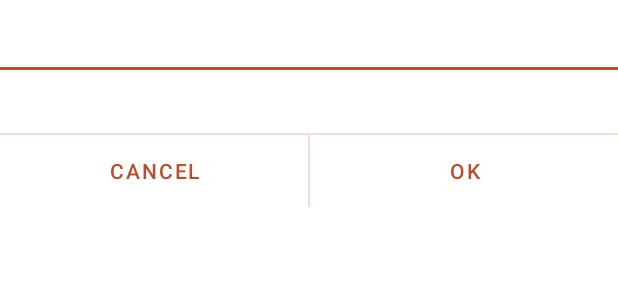
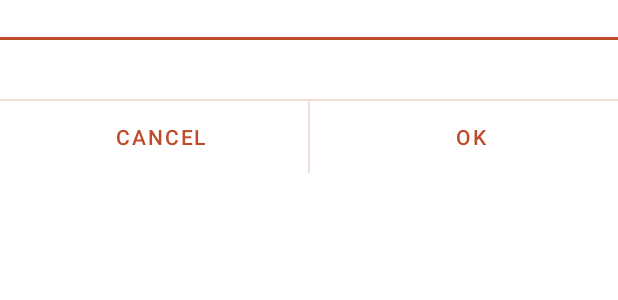
Before and after one commit to rhodul/secretbox, an Android app: the layout alert_dialog_yes_no.xml on its own in the app's theme, with its tools: preview values and no code run, on a phone screen of 412 x 824 dp. Shown: the top 300 px of the screen. Run offline under Robolectric (Android 15) with nearby library versions, the phone set to English and light mode, and no system bars.

Commit message:
Rewritten theming to new way

```diff
--- a/source/app/src/main/java/com/gnugu/secretbox/MainActivity.java
+++ b/source/app/src/main/java/com/gnugu/secretbox/MainActivity.java
@@ -17,7 +17,7 @@ import android.view.MenuItem;
 import android.view.View;
 import android.view.Window; // For Window.FEATURE_NO_TITLE
 import android.widget.Toast;
-
+// Removed: import androidx.core.content.ContextCompat;
 
 public class MainActivity extends AppCompatActivity
         implements NavigationDrawerFragment.NavigationDrawerCallbacks,
@@ -76,6 +76,7 @@ public class MainActivity extends AppCompatActivity
             getSupportActionBar().setIcon(R.drawable.ic_action_sbox);
             Log.d(TAG, "SupportActionBar icon set");
         }
+        // === DIAGNOSTIC CODE REMOVED ===
 
         mNavigationDrawerFragment = (NavigationDrawerFragment)
                 getSupportFragmentManager().findFragmentById(R.id.navigation_drawer);
--- a/source/app/src/main/res/layout/activity_edit.xml
+++ b/source/app/src/main/res/layout/activity_edit.xml
@@ -6,7 +6,7 @@
 
     <EditText android:id="@+id/text"
         android:layout_width="match_parent"
-        android:layout_height="wrap_content"
-        style="@style/SecretBox.TextAppearance.Title" />
+        android:layout_height="wrap_content" />
+        <!-- style="@style/SecretBox.TextAppearance.Title" Removed -->
 
 </LinearLayout>
--- a/source/app/src/main/res/layout/activity_main.xml
+++ b/source/app/src/main/res/layout/activity_main.xml
@@ -16,12 +16,14 @@
         <com.google.android.material.appbar.AppBarLayout
             android:layout_width="match_parent"
             android:layout_height="wrap_content">
+            <!-- android:theme and android:background attributes removed -->
 
             <androidx.appcompat.widget.Toolbar
                 android:id="@+id/toolbar"
                 android:layout_width="match_parent"
                 android:layout_height="?attr/actionBarSize"
                 android:background="?attr/colorPrimary" />
+                <!-- app:popupTheme, app:navigationIconTint, and android:theme attributes removed -->
 
         </com.google.android.material.appbar.AppBarLayout>
 
--- a/source/app/src/main/res/layout/alert_dialog.xml
+++ b/source/app/src/main/res/layout/alert_dialog.xml
@@ -23,7 +23,7 @@
         android:layout_height="wrap_content"
         android:layout_gravity="center_horizontal"
         android:layout_margin="0dp"
-        style="@style/SecretBox.AlertDialog.Button"
+        style="@style/AppTheme.AlertDialog.Button"
         android:text="@android:string/ok"
         />
 
--- a/source/app/src/main/res/layout/alert_dialog_yes_no.xml
+++ b/source/app/src/main/res/layout/alert_dialog_yes_no.xml
@@ -11,7 +11,7 @@
         android:layout_width="match_parent"
         android:layout_height="wrap_content"
         android:gravity="center_horizontal"
-        style="@style/SecretBox.AlertDialog.Title" />
+        style="@style/AppTheme.AlertDialog.TitleText" />
 
     <View android:layout_height="2dp"
         android:layout_width="match_parent"
@@ -37,7 +37,7 @@
             android:id="@+id/cancel"
             android:layout_width="match_parent"
             android:layout_height="wrap_content"
-            style="@style/SecretBox.AlertDialog.Button"
+            style="@style/AppTheme.AlertDialog.Button"
             android:text="@android:string/no"
             android:layout_weight="1" />
 
@@ -49,7 +49,7 @@
             android:id="@+id/ok"
             android:layout_width="match_parent"
             android:layout_height="wrap_content"
-            style="@style/SecretBox.AlertDialog.Button"
+            style="@style/AppTheme.AlertDialog.Button"
             android:text="@android:string/yes"
             android:layout_weight="1" />
     </LinearLayout>
--- a/source/app/src/main/res/layout/fragment_navigation_drawer.xml
+++ b/source/app/src/main/res/layout/fragment_navigation_drawer.xml
@@ -22,11 +22,11 @@
             android:layout_width="match_parent"
             android:layout_height="wrap_content"
             android:hint="@string/compartmentNameHint"
-            style="@style/SecretBox.TextAppearance.Title"
             android:singleLine="true"
             android:ellipsize="end"
             android:layout_margin="0dp"
             android:layout_weight="1" />
+            <!-- style="@style/SecretBox.TextAppearance.Title" Removed -->
 
         <ImageButton
             android:id="@+id/add"
--- a/source/app/src/main/res/layout/fragment_nothing_here.xml
+++ b/source/app/src/main/res/layout/fragment_nothing_here.xml
@@ -20,6 +20,7 @@
         android:layout_height="wrap_content"
         android:gravity="center_horizontal"
         android:text="@string/nothing_here"
-        style="@style/SecretBox.TextAppearance.Title.Grey" />
+        android:textAppearance="?attr/textAppearanceHeadline5"
+        android:textColor="@color/grey_transparent" />
 
 </LinearLayout>
--- a/source/app/src/main/res/layout/fragment_secret_editor.xml
+++ b/source/app/src/main/res/layout/fragment_secret_editor.xml
@@ -20,7 +20,7 @@
             android:layout_height="wrap_content"
             android:singleLine="true"
             android:linksClickable="true"
-            style="@style/SecretBox.TextAppearance.Title"
+            android:textAppearance="?attr/textAppearanceHeadline6"
             android:textIsSelectable="true" />
 
         <ScrollView
@@ -59,7 +59,6 @@
             android:singleLine="true"
             android:autoText="true"
             android:capitalize="sentences"
-            style="@style/SecretBox.TextAppearance.Title"
             android:linksClickable="true"
             android:selectAllOnFocus="false"
             android:hint="@string/secretTitleHint" />
--- a/source/app/src/main/res/layout/list_item.xml
+++ b/source/app/src/main/res/layout/list_item.xml
@@ -11,7 +11,7 @@
         android:layout_width="match_parent"
         android:layout_height="wrap_content"
         android:singleLine="true"
-        style="@style/SecretBox.TextAppearance.Title"
+        android:textAppearance="?attr/textAppearanceSubtitle1"
         android:ellipsize="marquee"
         android:gravity="center_vertical|left" />
 
@@ -19,10 +19,9 @@
         android:id="@+id/line2"
         android:layout_width="match_parent"
         android:layout_height="wrap_content"
-        android:textAppearance="?android:attr/textAppearanceSmall"
+        android:textAppearance="?attr/textAppearanceCaption"
         android:ellipsize="marquee"
         android:singleLine="true"
-        style="@style/SecretBox.TextAppearance.Small"
         android:textStyle="italic" />
 
 </LinearLayout>
--- a/source/app/src/main/res/layout/list_item_simple.xml
+++ b/source/app/src/main/res/layout/list_item_simple.xml
@@ -11,7 +11,7 @@
         android:layout_width="match_parent"
         android:layout_height="wrap_content"
         android:singleLine="true"
-        style="@style/SecretBox.TextAppearance.Title"
+        android:textAppearance="?attr/textAppearanceSubtitle1"
         android:ellipsize="marquee"
         android:gravity="center_vertical|left" />
 </LinearLayout>
--- a/source/app/src/main/res/values-v11/styles_apptheme.xml
+++ /dev/null
@@ -1,20 +0,0 @@
-<?xml version="1.0" encoding="utf-8"?>
-
-<!-- Generated with http://android-holo-colors.com -->
-<resources xmlns:android="http://schemas.android.com/apk/res/android">
-
-  <style name="ButtonAppTheme" parent="android:Widget.Holo.Light.Button">
-	  <item name="android:background">@drawable/apptheme_btn_default_holo_light</item>
-      <item name="android:textColor">#ffffff</item>
-  </style>
-
-  <style name="ImageButtonAppTheme" parent="android:Widget.Holo.Light.ImageButton">
-	  <item name="android:background">@drawable/apptheme_btn_default_holo_light</item>
-  </style>
-
-  <style name="ProgressBarAppTheme" parent="android:Widget.Holo.Light.ProgressBar.Horizontal">
-      <item name="android:progressDrawable">@drawable/apptheme_progress_horizontal_holo_light</item>
-      <item name="android:indeterminateDrawable">@drawable/apptheme_progress_indeterminate_horizontal_holo_light</item>
-  </style>
-
-</resources>
--- a/source/app/src/main/res/values-v11/themes_apptheme.xml
+++ /dev/null
@@ -1,42 +0,0 @@
-<?xml version="1.0" encoding="utf-8"?>
-
-<!-- Generated with http://android-holo-colors.com -->
-<resources xmlns:android="http://schemas.android.com/apk/res/android">
-
-    <style name="AppTheme" parent="@style/_AppTheme" />
-
-    <style name="_AppTheme" parent="Theme.AppCompat.Light.DarkActionBar">
-        <item name="android:actionBarStyle">@style/SecretBox.ActionBar</item>
-        <item name="android:actionBarTabStyle">@style/TabAppTheme</item>
-        <item name="android:actionBarTabBarStyle">@style/TabBarAppTheme</item>
-        <item name="android:actionBarTabTextStyle">@style/TabTextAppTheme</item>
-        <item name="android:editTextStyle">@style/EditTextAppTheme</item>
-        <item name="android:textViewStyle">@style/SecretBox.TextAppearance</item>
-
-        <item name="android:editTextBackground">@drawable/apptheme_edit_text_holo_light</item>
-
-        <item name="android:textColorHighlight">#99be4c2a</item>
-        <item name="android:textSelectHandleLeft">@drawable/apptheme_text_select_handle_left</item>
-        <item name="android:textSelectHandleRight">@drawable/apptheme_text_select_handle_right
-        </item>
-        <item name="android:textSelectHandle">@drawable/apptheme_text_select_handle_middle</item>
-
-        <item name="android:buttonStyle">@style/ButtonAppTheme</item>
-
-        <item name="android:imageButtonStyle">@style/ImageButtonAppTheme</item>
-
-        <item name="android:progressBarStyleHorizontal">@style/ProgressBarAppTheme</item>
-
-        <item name="android:listChoiceBackgroundIndicator">
-            @drawable/apptheme_list_selector_holo_light
-        </item>
-
-        <item name="android:activatedBackgroundIndicator">
-            @drawable/apptheme_activated_background_holo_light
-        </item>
-
-        <item name="android:fastScrollThumbDrawable">@drawable/apptheme_fastscroll_thumb_holo</item>
-
-    </style>
-
-</resources>
--- a/source/app/src/main/res/values-v9/themes_apptheme.xml
+++ /dev/null
@@ -1,20 +0,0 @@
-<?xml version="1.0" encoding="utf-8"?>
-
-<!-- Generated with http://android-holo-colors.com -->
-<resources xmlns:android="http://schemas.android.com/apk/res/android">
-
-  <style name="AppTheme" parent="@style/_AppTheme">
-      <item name="actionBarStyle">@style/SecretBox.ActionBar</item>
-      <item name="actionBarTabStyle">@style/TabAppTheme</item>
-      <item name="actionBarTabBarStyle">@style/TabBarAppTheme</item>
-      <item name="actionBarTabTextStyle">@style/TabTextAppTheme</item>
-      <item name="android:editTextStyle">@style/EditTextAppTheme</item>
-      <item name="android:textViewStyle">@style/SecretBox.TextAppearance</item>
-
-    <item name="android:textSelectHandleLeft">@drawable/apptheme_text_select_handle_left</item>
-    <item name="android:textSelectHandleRight">@drawable/apptheme_text_select_handle_right</item>
-    <item name="android:textSelectHandle">@drawable/apptheme_text_select_handle_middle</item>
-
-  </style>
-
-</resources>
--- a/source/app/src/main/res/values/colors_apptheme.xml
+++ b/source/app/src/main/res/values/colors_apptheme.xml
@@ -3,4 +3,5 @@
     <color name="apptheme_color">#be4c2a</color>
     <color name="apptheme_color_transparent">#30be4c2a</color>
     <color name="grey_transparent">#80333333</color>
+    <color name="white">#FFFFFFFF</color>
 </resources>
--- a/source/app/src/main/res/values/styles.xml
+++ b/source/app/src/main/res/values/styles.xml
@@ -1,62 +1,51 @@
-<resources xmlns:tools="http://schemas.android.com/tools">
+<?xml version="1.0" encoding="utf-8"?>
+<resources>
+
     <!-- Base application theme. -->
     <style name="AppTheme" parent="Theme.MaterialComponents.DayNight.NoActionBar">
-        <!-- android: prefixed versions should be sufficient with a NoActionBar parent -->
-        <item name="android:windowActionBar">false</item>
-        <item name="android:windowNoTitle">true</item>
+        <!-- AppCompat specific attributes for no action bar -->
+        <item name="windowActionBar">false</item>
+        <item name="windowNoTitle">true</item>
 
-        <!-- Core color attributes for Toolbar and other components -->
+        <!-- Material Components Color Palette -->
         <item name="colorPrimary">@color/apptheme_color</item>
-        <item name="colorPrimaryVariant">@color/apptheme_color</item>
-        <item name="colorOnPrimary">@android:color/white</item>
+        <item name="colorOnPrimary">@android:color/white</item> <!-- Standard white for text on primary -->
+        <item name="colorPrimaryVariant">@color/apptheme_color</item> <!-- For status bar, etc. -->
 
-        <!-- Status bar color -->
-        <item name="android:statusBarColor" tools:targetApi="l">?attr/colorPrimaryVariant</item>
+        <item name="colorSecondary">@color/apptheme_color</item> <!-- Accent color -->
+        <item name="colorOnSecondary">@android:color/white</item> <!-- Standard white for text on secondary -->
+
+        <!-- Default icon and control tints -->
+        <item name="colorControlNormal">@color/white</item> <!-- Project-defined white -->
+        <item name="android:textColorSecondary">@color/white</item> <!-- Project-defined white, also influences icon colors -->
+
+        <!-- Custom AlertDialog Theme -->
+        <item name="materialAlertDialogTheme">@style/AppTheme.MaterialAlertDialog</item>
     </style>
 
-    <!-- Your existing styles below -->
-    <style name="SecretBox" />
-
-    <style name="SecretBox.ActionBar" parent="@style/Widget.AppCompat.Light.ActionBar.Solid.Inverse">
-        <item name="android:background">@color/apptheme_color</item>
-        <!-- Support library compatibility -->
-        <item name="background">@color/apptheme_color</item>
+    <!-- Custom AlertDialog Theme -->
+    <style name="AppTheme.MaterialAlertDialog" parent="ThemeOverlay.MaterialComponents.MaterialAlertDialog">
+        <!-- Using apptheme_color for title and button text as per original desire -->
+        <item name="materialAlertDialogTitleTextStyle">@style/AppTheme.AlertDialog.TitleText</item>
+        <item name="buttonBarPositiveButtonStyle">@style/AppTheme.AlertDialog.Button</item>
+        <item name="buttonBarNegativeButtonStyle">@style/AppTheme.AlertDialog.Button</item>
+        <item name="buttonBarNeutralButtonStyle">@style/AppTheme.AlertDialog.Button</item>
     </style>
 
-    <style name="SecretBox.TextAppearance" parent="android:style/TextAppearance">
-        <item name="android:textSize">@dimen/text_size_main</item>
+    <style name="AppTheme.AlertDialog.TitleText" parent="MaterialAlertDialog.MaterialComponents.Title.Text">
+        <item name="android:textColor">@color/apptheme_color</item>
+        <item name="android:textStyle">bold</item>
+        <item name="android:textSize">18sp</item>
     </style>
 
-    <style name="SecretBox.TextAppearance.Title">
-        <item name="android:textStyle">bold</item>
-    </style>
-
-    <style name="SecretBox.TextAppearance.Small">
-        <item name="android:textSize">10sp</item>
-    </style>
-
-    <style name="SecretBox.TextAppearance.Title.Grey">
-        <item name="android:textStyle">bold</item>
-        <item name="android:textSize">24dp</item>
-        <item name="android:textColor">@color/grey_transparent</item>
-    </style>
-
-    <style name="SecretBox.TextAppearance.AlertDialog">
+    <style name="AppTheme.AlertDialog.Button" parent="Widget.MaterialComponents.Button.TextButton.Dialog">
         <item name="android:textColor">@color/apptheme_color</item>
     </style>
 
-    <style name="SecretBox.AlertDialog">
-    </style>
-
-    <style name="SecretBox.AlertDialog.Title" parent="SecretBox.TextAppearance.Title">
-        <item name="android:textSize">18sp</item>
-        <item name="android:textColor">@color/apptheme_color</item>
-        <item name="android:padding">10dp</item>
-    </style>
-
-    <style name="SecretBox.AlertDialog.Button" parent="Widget.MaterialComponents.Button.TextButton">
-        <!-- <item name="android:background">@android:color/transparent</item> DON'T NEED with TextButton -->
-        <item name="android:textColor">@color/apptheme_color</item>
+    <!-- Fullscreen Theme (remains as is, if used) -->
+    <style name="FullscreenTheme" parent="android:Theme.NoTitleBar">
+        <item name="android:windowContentOverlay">@null</item>
+        <item name="android:windowBackground">@null</item>
     </style>
 
 </resources>
```
